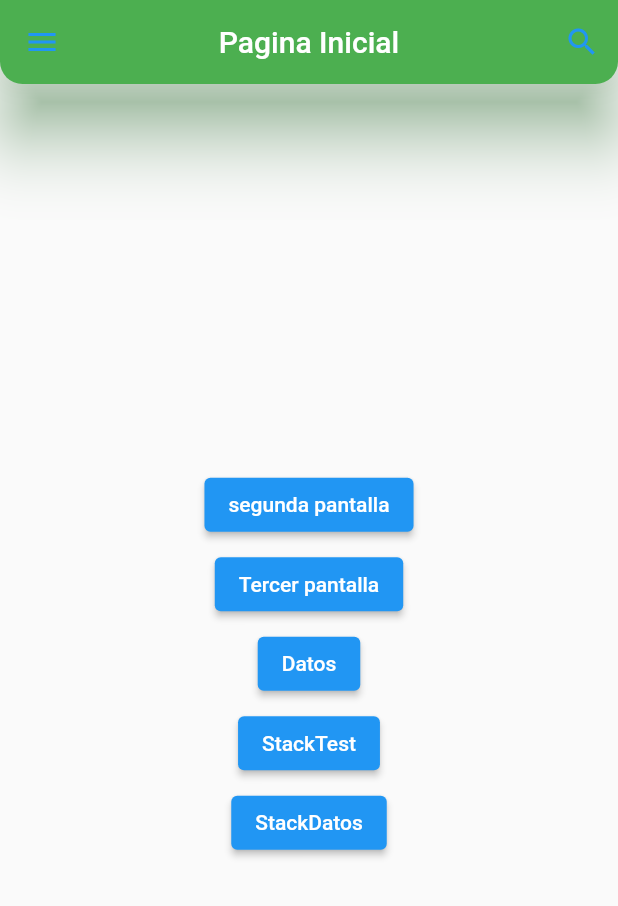
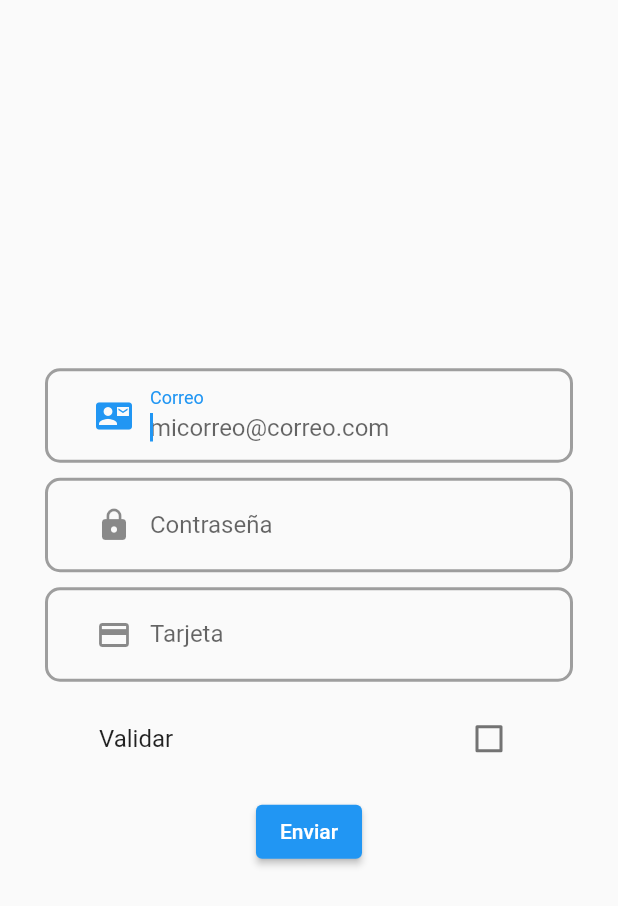
Before and after one commit to he20ri02/FlutterAplication, a Flutter app: the screen it shows after launch, on a phone screen of 412 x 824 dp. Shown: the top 906 px of the screen. Run offline on Flutter 3.47's test engine with Material 2 defaults, Android fonts, the phone set to English and light mode, and no system bars; missing offline and left inert: dart:html.

Commit message:
Actualizacion 10/03/2022

```diff
--- /dev/null
+++ b/lib/screens/formUiScreen.dart
@@ -0,0 +1,131 @@
+import 'package:flutter/material.dart';
+import 'package:flutter/services.dart';
+
+class FormUi extends StatefulWidget { //alt izq para cambiar todos los nombres en ek campo
+  const FormUi({Key? key}) : super(key: key);
+
+  @override
+  State<FormUi> createState() => _FormUiState();
+
+}
+
+class _FormUiState extends State<FormUi> {
+  late TextEditingController _controller;
+  bool _isChecked = false;
+
+  @override
+  void initState() {
+    super.initState();
+    _controller = TextEditingController();
+  }
+  @override
+  void dispose(){
+    super.dispose();
+    _controller.dispose();
+  }
+
+  @override
+Widget build(BuildContext context) {
+return Scaffold(
+  //backgroundColor: Color.fromARGB(255, 192, 234, 238), //color de bacground
+body: Center(
+child: Form(
+child: Column(
+mainAxisAlignment: MainAxisAlignment.center,
+children: <Widget>[
+inputEmail(_controller),
+const SizedBox(height: 10),
+inputPassword(),
+const SizedBox(height: 10),
+inputCard(),
+const SizedBox(height: 10),
+Container(
+padding: const EdgeInsets.symmetric(horizontal: 20.0),
+margin: const EdgeInsets.symmetric(horizontal: 30.0),
+child: CheckboxListTile(
+title: const Text('Validar'),
+value: _isChecked,
+onChanged: (bool? value) {
+setState((){
+_isChecked = value!;
+});
+}
+),
+),
+const SizedBox(height: 10),
+ElevatedButton(
+onPressed: () => {},
+child: const Text('Enviar')
+)
+]
+)
+),
+)
+);
+}
+}
+Widget inputCard(){
+return Container(
+padding: const EdgeInsets.symmetric(horizontal: 20.0),
+margin: const EdgeInsets.symmetric(horizontal: 30.0),
+decoration: BoxDecoration(
+
+borderRadius: BorderRadius.circular(10),
+border: Border.all(color: Colors.grey, width: 2.0)
+),
+child: TextFormField(
+keyboardType: TextInputType.number,
+inputFormatters: [
+FilteringTextInputFormatter.allow(RegExp('[0-9 -]')),
+LengthLimitingTextInputFormatter(16)
+],
+decoration: const InputDecoration(
+border: InputBorder.none,
+prefixIcon: Icon(Icons.credit_card),
+labelText: 'Tarjeta',
+hintText: '1234-1234-1234-1234'
+),
+),
+);
+}
+Widget inputPassword() {
+return Container(
+padding: const EdgeInsets.symmetric(horizontal: 20.0),
+margin: const EdgeInsets.symmetric(horizontal: 30.0),
+decoration: BoxDecoration(
+borderRadius: BorderRadius.circular(10),
+border: Border.all(color: Colors.grey, width: 2.0)
+),
+child: TextFormField(
+obscureText: true,
+decoration: const InputDecoration(
+border: InputBorder.none,
+prefixIcon: Icon(Icons.lock),
+labelText: 'Contraseña'
+),
+),
+);
+}
+Widget inputEmail(_controller){
+return Container(
+padding: const EdgeInsets.symmetric(horizontal: 20.0),
+margin: const EdgeInsets.symmetric(horizontal: 30.0),
+decoration: BoxDecoration(
+borderRadius: BorderRadius.circular(10),
+border: Border.all(color: Colors.grey, width: 2.0)
+
+),
+child: TextFormField(
+keyboardType: TextInputType.emailAddress,
+autofocus: true,
+controller: _controller,
+decoration: const InputDecoration(
+border: InputBorder.none,
+//icon: Icon(Icons.contact_mail),
+prefixIcon: Icon(Icons.contact_mail),
+labelText: 'Correo',
+hintText: 'micorreo@correo.com'
+),
+),
+);
+}
```
Also changed, not shown: lib/main.dart (+8 -3 lines), lib/screens/formScreen.dart (added, +106 -0 lines).
